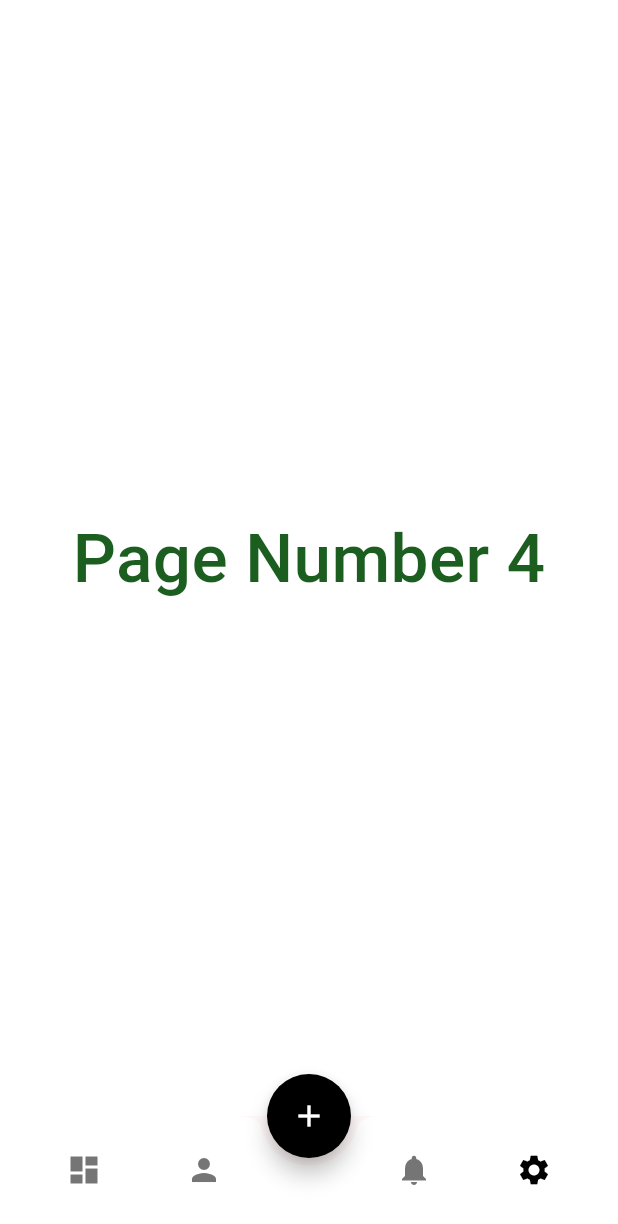
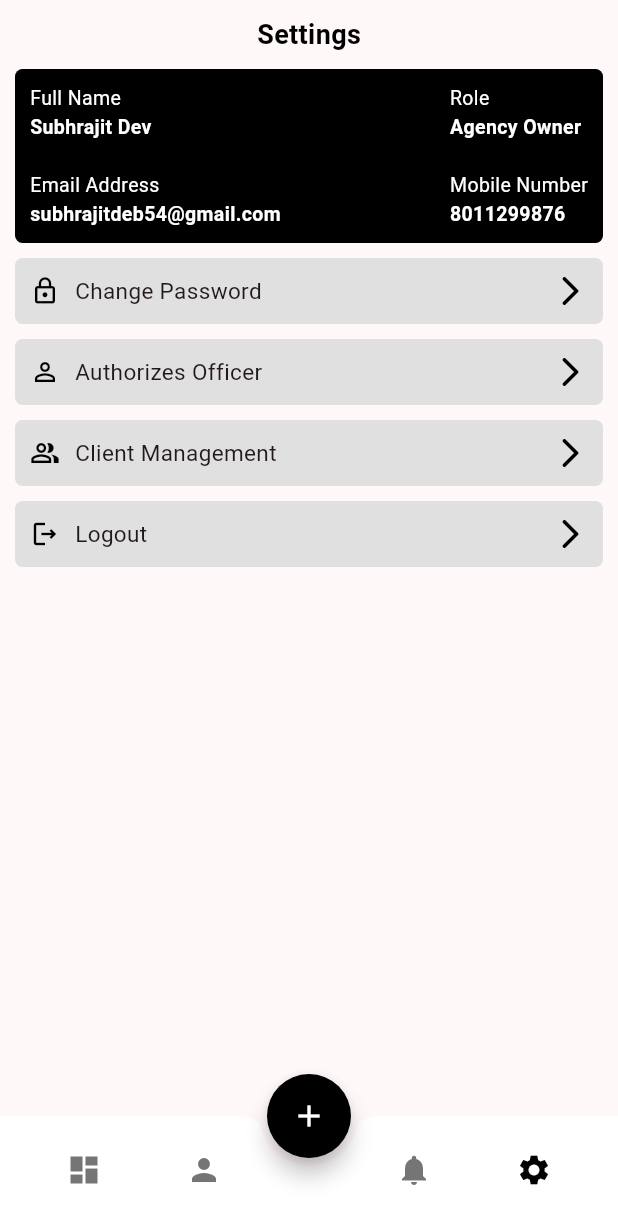
Before and after one commit to ekodusproduction/peaceworc-agency-flutter-app, a Flutter app: the HomePage screen opened directly, item 2 of the bottom bar chosen, after a tap on the "notifications" icon, after a tap on the "settings" icon, on a phone screen of 412 x 824 dp. Shown: the top 1224 px of the screen. Run offline on Flutter 3.47's test engine with Material 2 defaults, Android fonts, the phone set to English and light mode, and no system bars; our stand-ins replace flutter_svg.

Commit message:
settings and notification screen - 6/9/23

```diff
--- a/lib/ui/HomePage.dart
+++ b/lib/ui/HomePage.dart
@@ -1,5 +1,7 @@
 import 'package:flutter/material.dart';
 import 'package:peaceworc_agency/ui/DashBoardScreen.dart';
+import 'package:peaceworc_agency/ui/NotificationListScreen.dart';
+import 'package:peaceworc_agency/ui/SettingsScreen.dart';
 class HomePage extends StatefulWidget {
   const HomePage({Key? key}) : super(key: key);
 
@@ -12,8 +14,8 @@ class _HomePageState extends State<HomePage> {
   final List<Widget> pages = [
      DashBoardScreen(),
      Page2(),
-     Page3(),
-     Page4(),
+     NotificationListScreen(),
+     SettingsScreen(),
   ];
   final PageStorageBucket bucket = PageStorageBucket();
   Widget currentScreen = DashBoardScreen();
@@ -78,7 +80,7 @@ class _HomePageState extends State<HomePage> {
                   minWidth: 40,
                   onPressed: (){
                     setState(() {
-                      currentScreen = Page3();
+                      currentScreen = NotificationListScreen();
                       currentTab = 2;
                     });
                   },
@@ -93,7 +95,7 @@ class _HomePageState extends State<HomePage> {
                   minWidth: 40,
                   onPressed: (){
                     setState(() {
-                      currentScreen = Page4();
+                      currentScreen = SettingsScreen();
                       currentTab = 3;
                     });
                   },
@@ -131,45 +133,3 @@ class Page2 extends StatelessWidget {
     );
   }
 }
-
-class Page3 extends StatelessWidget {
-  const Page3({Key? key}) : super(key: key);
-
-  @override
-  Widget build(BuildContext context) {
-    return Container(
-      color: Colors.white,
-      child: Center(
-        child: Text(
-          "Page Number 3",
-          style: TextStyle(
-            color: Colors.green[900],
-            fontSize: 45,
-            fontWeight: FontWeight.w500,
-          ),
-        ),
-      ),
-    );
-  }
-}
-
-class Page4 extends StatelessWidget {
-  const Page4({Key? key}) : super(key: key);
-
-  @override
-  Widget build(BuildContext context) {
-    return Container(
-      color: Colors.white,
-      child: Center(
-        child: Text(
-          "Page Number 4",
-          style: TextStyle(
-            color: Colors.green[900],
-            fontSize: 45,
-            fontWeight: FontWeight.w500,
-          ),
-        ),
-      ),
-    );
-  }
-}
--- /dev/null
+++ b/lib/ui/NotificationListScreen.dart
@@ -0,0 +1,68 @@
+import 'package:flutter/material.dart';
+import 'package:peaceworc_agency/ui/post_job_list/PostJobCard.dart';
+
+class NotificationListScreen extends StatefulWidget {
+  const NotificationListScreen({super.key});
+
+  @override
+  State<NotificationListScreen> createState() => _NotificationListScreenState();
+}
+
+class _NotificationListScreenState extends State<NotificationListScreen> {
+
+  final List _jobs = [
+    "New Test Job, urgent requirement for female caregiver hello world how are you not good just chill.",
+    "post_2",
+    "post_3",
+    "post_3"
+  ];
+
+  @override
+  Widget build(BuildContext context) {
+    return SafeArea(
+        child: Scaffold(
+          body: ListView.builder(
+              itemCount: _jobs.length,
+              itemBuilder: (context, index){
+                return Padding(
+                  padding: const EdgeInsets.all(10.0),
+                  child: Container(
+                    decoration: BoxDecoration(
+                      borderRadius: BorderRadius.circular(5),
+                      border: Border.all(width: 1, color: Colors.black)
+                    ),
+                    child: Padding(
+                      padding: const EdgeInsets.all(5.0),
+                      child: Flex(
+                        direction: Axis.horizontal,
+                        crossAxisAlignment: CrossAxisAlignment.start,
+                        children: [
+                          SizedBox(width: 10,),
+                          Icon(Icons.notifications, color: Colors.black,size: 18,),
+                          SizedBox(width: 10,),
+                          Expanded(
+                            child: Column(
+                              crossAxisAlignment: CrossAxisAlignment.start,
+                              children: [
+                                Text("Job Completed", style: TextStyle(fontWeight: FontWeight.bold, color: Colors.black, fontSize: 13),),
+                                SizedBox(height: 5,),
+                                Text(
+                                  "Job number 2034 has been completed by Jhon Walter on 24th, sept 12:PM",
+                                  style: TextStyle(
+                                    color: Colors.grey[800],
+                                    fontSize: 11
+                                  ),
+                                )
+                              ],
+                            ),
+                          )
+                        ],
+                      ),
+                    ),
+                  ),
+                );
+              }),
+        )
+    );
+  }
+}
--- /dev/null
+++ b/lib/ui/SettingsScreen.dart
@@ -0,0 +1,157 @@
+import 'package:flutter/material.dart';
+
+class SettingsScreen extends StatefulWidget {
+  const SettingsScreen({super.key});
+
+  @override
+  State<SettingsScreen> createState() => _SettingsScreenState();
+}
+
+class _SettingsScreenState extends State<SettingsScreen> {
+  @override
+  Widget build(BuildContext context) {
+    return SafeArea(
+        child: Scaffold(
+          body: Padding(
+            padding: const EdgeInsets.all(10.0),
+            child: Column(
+              children: [
+                Text("Settings", style: TextStyle(fontSize: 18, fontWeight: FontWeight.bold, color: Colors.black),),
+                SizedBox(height: 10,),
+                Container(
+                  decoration: BoxDecoration(
+                    color: Colors.black,
+                    borderRadius: BorderRadius.circular(5)
+                  ),
+                  child: Padding(
+                    padding: const EdgeInsets.only(top: 10.0, bottom: 10.0, left: 10.0, right: 10.0),
+                    child: Row(
+                      children: [
+                        Expanded(
+                          child: Column(
+                            crossAxisAlignment: CrossAxisAlignment.start,
+                            children: [
+                              Text("Full Name", style: TextStyle(color: Colors.white, fontSize: 13),),
+                              Text("Subhrajit Dev", style: TextStyle(color: Colors.white, fontWeight: FontWeight.bold, fontSize: 13),),
+                              SizedBox(height: 20,),
+                              Text("Email Address", style: TextStyle(color: Colors.white, fontSize: 13),),
+                              Text("subhrajitdeb54@gmail.com", style: TextStyle(color: Colors.white, fontWeight: FontWeight.bold, fontSize: 13),)
+                            ],
+                          ),
+                        ),
+                        SizedBox(width: 10,),
+                        Column(
+                          crossAxisAlignment: CrossAxisAlignment.start,
+                          children: [
+                            Text("Role", style: TextStyle(color: Colors.white, fontSize: 13),),
+                            Text("Agency Owner", style: TextStyle(color: Colors.white, fontWeight: FontWeight.bold, fontSize: 13),),
+                            SizedBox(height: 20,),
+                            Text("Mobile Number", style: TextStyle(color: Colors.white, fontSize: 13),),
+                            Text("8011299876", style: TextStyle(color: Colors.white, fontWeight: FontWeight.bold, fontSize: 13),)
+                          ],
+                        )
+                      ],
+                    ),
+                  ),
+                ),
+                SizedBox(height: 10,),
+                Container(
+                  decoration: BoxDecoration(
+                    color: Colors.grey[300],
+                    borderRadius: BorderRadius.circular(5)
+                  ),
+                  child: Padding(
+                    padding: const EdgeInsets.all(10.0),
+                    child: Row(
+                      mainAxisAlignment: MainAxisAlignment.spaceBetween,
+                      children: [
+                        Row(
+                          children: [
+                            Icon(Icons.lock_outline, color: Colors.black, size: 20,),
+                            SizedBox(width: 10,),
+                            Text("Change Password", style: TextStyle(fontSize: 15),)
+                          ],
+                        ),
+                        Icon(Icons.arrow_forward_ios_rounded, color: Colors.black,),
+                      ],
+                    ),
+                  ),
+                ),
+
+                SizedBox(height: 10,),
+                Container(
+                  decoration: BoxDecoration(
+                      color: Colors.grey[300],
+                      borderRadius: BorderRadius.circular(5)
+                  ),
+                  child: Padding(
+                    padding: const EdgeInsets.all(10.0),
+                    child: Row(
+                      mainAxisAlignment: MainAxisAlignment.spaceBetween,
+                      children: [
+                        Row(
+                          children: [
+                            Icon(Icons.person_outline, color: Colors.black, size: 20,),
+                            SizedBox(width: 10,),
+                            Text("Authorizes Officer", style: TextStyle(fontSize: 15),)
+                          ],
+                        ),
+                        Icon(Icons.arrow_forward_ios_rounded, color: Colors.black,),
+                      ],
+                    ),
+                  ),
+                ),
+
+                SizedBox(height: 10,),
+                Container(
+                  decoration: BoxDecoration(
+                      color: Colors.grey[300],
+                      borderRadius: BorderRadius.circular(5)
+                  ),
+                  child: Padding(
+                    padding: const EdgeInsets.all(10.0),
+                    child: Row(
+                      mainAxisAlignment: MainAxisAlignment.spaceBetween,
+                      children: [
+                        Row(
+                          children: [
+                            Icon(Icons.people_alt_outlined, color: Colors.black, size: 20,),
+                            SizedBox(width: 10,),
+                            Text("Client Management", style: TextStyle(fontSize: 15),)
+                          ],
+                        ),
+                        Icon(Icons.arrow_forward_ios_rounded, color: Colors.black,),
+                      ],
+                    ),
+                  ),
+                ),
+
+                SizedBox(height: 10,),
+                Container(
+                  decoration: BoxDecoration(
+                      color: Colors.grey[300],
+                      borderRadius: BorderRadius.circular(5)
+                  ),
+                  child: Padding(
+                    padding: const EdgeInsets.all(10.0),
+                    child: Row(
+                      mainAxisAlignment: MainAxisAlignment.spaceBetween,
+                      children: [
+                        Row(
+                          children: [
+                            Icon(Icons.logout_outlined, color: Colors.black, size: 20,),
+                            SizedBox(width: 10,),
+                            Text("Logout", style: TextStyle(fontSize: 15),)
+                          ],
+                        ),
+                        Icon(Icons.arrow_forward_ios_rounded, color: Colors.black,),
+                      ],
+                    ),
+                  ),
+                )
+              ],
+            ),
+          ),
+    ));
+  }
+}
```
